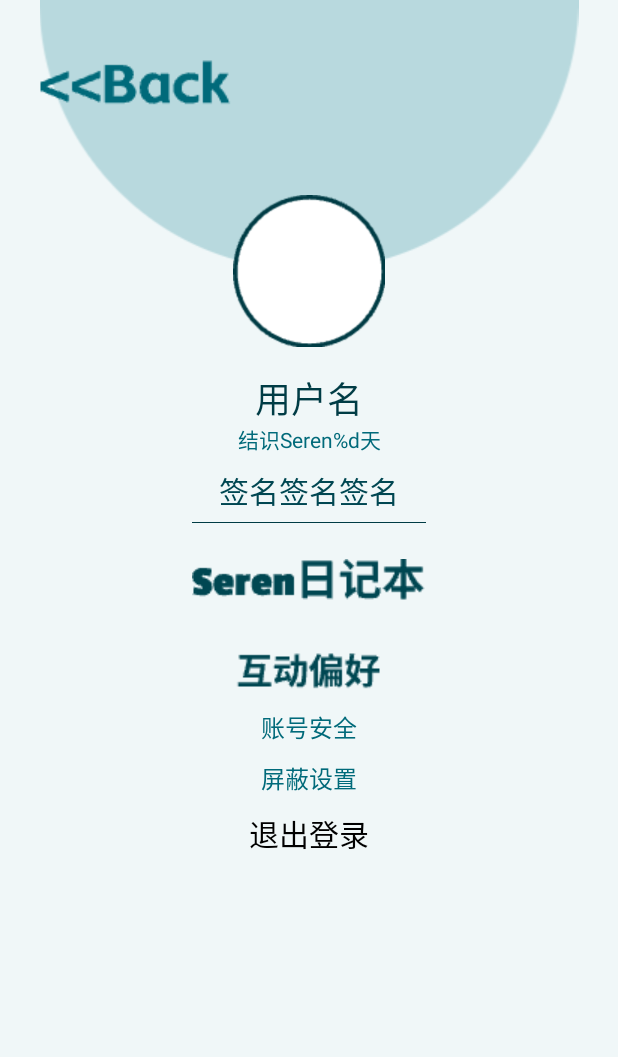
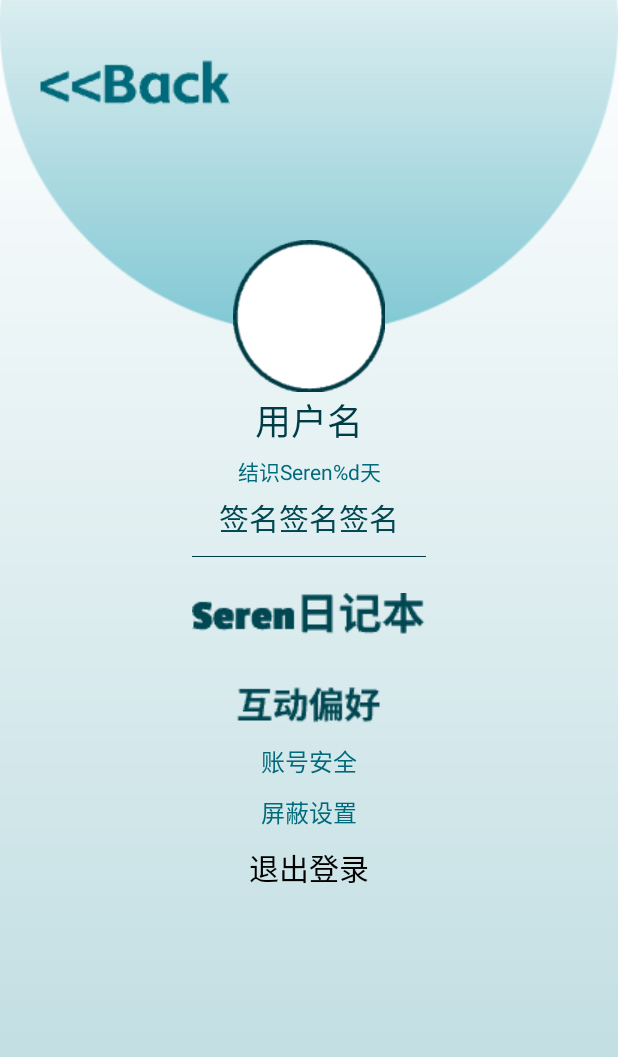
Before and after one commit to LIZICOW/SerenAI, an Android app: the InfoActivity screen opened directly, with no data from a screen before it, on a phone screen of 412 x 824 dp. Shown: the top 1057 px of the screen. Run offline under Robolectric (Android 15) with nearby library versions, the light colour scheme and no system bars.

Commit message:
界面微调（个人信息+更换白色背景）

```diff
--- /dev/null
+++ b/serenai/app/src/main/res/drawable/gradient_bg.xml
@@ -0,0 +1,8 @@
+<?xml version="1.0" encoding="utf-8"?>
+<shape xmlns:android="http://schemas.android.com/apk/res/android"
+    android:shape="rectangle">
+    <gradient
+        android:startColor="#B8D9DE"
+        android:endColor="#FFFFFF"
+        android:angle="90"/>
+</shape>
--- a/serenai/app/src/main/res/layout/activity_design.xml
+++ b/serenai/app/src/main/res/layout/activity_design.xml
@@ -4,6 +4,11 @@
     android:layout_width="match_parent"
     android:layout_height="match_parent"
     android:orientation="vertical">
+    <RelativeLayout
+        android:layout_width="match_parent"
+        android:layout_height="match_parent"
+        android:background="@drawable/interaction_bg">
+    </RelativeLayout>
 
     <ImageView
         android:id="@+id/design_title"
--- a/serenai/app/src/main/res/layout/activity_info.xml
+++ b/serenai/app/src/main/res/layout/activity_info.xml
@@ -6,12 +6,17 @@
     android:layout_height="match_parent"
     android:background="#35B8D9DE"
     tools:context=".InfoActivity">
+    <RelativeLayout
+        android:layout_width="match_parent"
+        android:layout_height="match_parent"
+        android:background="@drawable/gradient_bg">
+    </RelativeLayout>
 
     <ImageView
         android:id="@+id/L_circle"
         android:layout_width="wrap_content"
         android:layout_height="wrap_content"
-        android:layout_marginTop="-180dp"
+        android:layout_marginTop="-200dp"
         app:layout_constraintHorizontal_bias="0.5"
         app:layout_constraintStart_toStartOf="parent"
         app:layout_constraintEnd_toEndOf="parent"
@@ -22,7 +27,7 @@
         android:id="@+id/S_circle"
         android:layout_width="101dp"
         android:layout_height="101dp"
-        android:layout_marginTop="130dp"
+        android:layout_marginTop="160dp"
         app:layout_constraintHorizontal_bias="0.5"
         app:layout_constraintStart_toStartOf="parent"
         app:layout_constraintEnd_toEndOf="parent"
@@ -43,7 +48,7 @@
         android:id="@+id/linearLayout2"
         android:layout_width="wrap_content"
         android:layout_height="wrap_content"
-        android:layout_marginTop="347dp"
+        android:layout_marginTop="370dp"
         android:orientation="vertical"
         android:gravity="center_horizontal"
         app:layout_constraintEnd_toEndOf="parent"
@@ -92,7 +97,7 @@
     <RelativeLayout
         android:layout_width="wrap_content"
         android:layout_height="wrap_content"
-        android:layout_marginTop="247dp"
+        android:layout_marginTop="262dp"
         app:layout_constraintEnd_toEndOf="parent"
         app:layout_constraintHorizontal_bias="0.5"
         app:layout_constraintStart_toStartOf="parent"
@@ -105,23 +110,24 @@
             app:layout_constraintStart_toStartOf="parent"
             app:layout_constraintTop_toTopOf="parent"
             android:inputType="text" />
+
         <TextView
             android:id="@+id/usernameTextView"
             android:layout_width="72dp"
             android:layout_height="32dp"
+            android:gravity="center_horizontal"
             android:text="@string/username"
             android:textColor="#003C45"
-            android:gravity="center_horizontal"
             android:textSize="24sp"
             app:layout_constraintStart_toStartOf="parent"
-            app:layout_constraintTop_toTopOf="parent"/>
+            app:layout_constraintTop_toTopOf="parent" />
     </RelativeLayout>
 
    <RelativeLayout
        android:id="@+id/signatureLayout"
        android:layout_width="wrap_content"
        android:layout_height="wrap_content"
-       android:layout_marginTop="312dp"
+       android:layout_marginTop="330dp"
        app:layout_constraintEnd_toEndOf="parent"
        app:layout_constraintHorizontal_bias="0.5"
        app:layout_constraintStart_toStartOf="parent"
@@ -156,7 +162,7 @@
         app:layout_constraintEnd_toEndOf="parent"
         app:layout_constraintStart_toStartOf="parent"
         app:layout_constraintTop_toTopOf="parent"
-        android:layout_marginTop="282dp"
+        android:layout_marginTop="303dp"
         android:textColor="#006A7A"
         />
 </androidx.constraintlayout.widget.ConstraintLayout>
--- a/serenai/app/src/main/res/layout/activity_login.xml
+++ b/serenai/app/src/main/res/layout/activity_login.xml
@@ -5,6 +5,11 @@
     android:layout_width="match_parent"
     android:layout_height="match_parent"
     tools:context=".LoginActivity">
+    <RelativeLayout
+        android:layout_width="match_parent"
+        android:layout_height="match_parent"
+        android:background="@drawable/interaction_bg">
+    </RelativeLayout>
 
     <ImageView
         android:id="@+id/imageView2"
--- a/serenai/app/src/main/res/layout/activity_register.xml
+++ b/serenai/app/src/main/res/layout/activity_register.xml
@@ -5,6 +5,11 @@
     android:layout_width="match_parent"
     android:layout_height="match_parent"
     tools:context=".RegisterActivity">
+    <RelativeLayout
+        android:layout_width="match_parent"
+        android:layout_height="match_parent"
+        android:background="@drawable/interaction_bg">
+    </RelativeLayout>
 
     <ImageView
         android:id="@+id/reg_ButtonBack"
--- a/serenai/app/src/main/res/layout/design_left.xml
+++ b/serenai/app/src/main/res/layout/design_left.xml
@@ -8,6 +8,11 @@
         android:paddingBottom="8dp"
         android:layout_width="match_parent"
         android:layout_height="match_parent">
+        <RelativeLayout
+            android:layout_width="match_parent"
+            android:layout_height="match_parent"
+            android:background="@drawable/interaction_bg">
+        </RelativeLayout>
         <ImageView
             android:layout_width="187dp"
             android:layout_height="57dp"
--- a/serenai/app/src/main/res/layout/design_right.xml
+++ b/serenai/app/src/main/res/layout/design_right.xml
@@ -8,6 +8,11 @@
         android:paddingBottom="8dp"
         android:layout_width="match_parent"
         android:layout_height="match_parent">
+        <RelativeLayout
+            android:layout_width="match_parent"
+            android:layout_height="match_parent"
+            android:background="@drawable/interaction_bg">
+        </RelativeLayout>
         <ImageView
             android:layout_width="187dp"
             android:layout_height="57dp"
```
Also changed, not shown: serenai/app/src/main/res/layout/activity_main.xml (+7 -2 lines), serenai/app/src/main/res/layout/daily_interaction.xml (+7 -2 lines), serenai/app/src/main/res/drawable/info_largecircle.png, serenai/app/src/main/res/drawable/interaction_bg.png (added).
